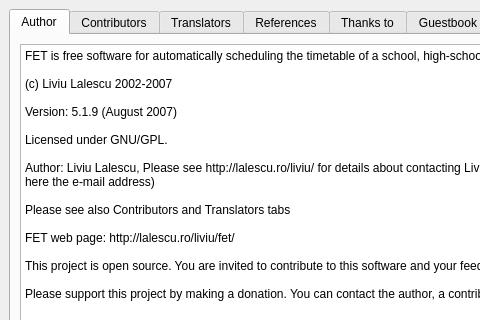
Qt form fet/src/interface/helpaboutform_template.ui (vonmecheln/fet) before a commit; both pictures show x 0 to 480 and y 0 to 320 of the 707 by 409 pixel window.
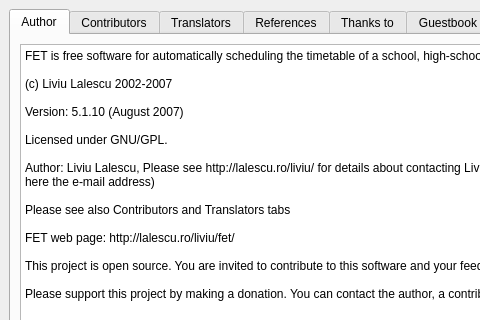
The same form after that commit.

Patch:
```diff
--- a/fet/src/interface/helpaboutform_template.ui
+++ b/fet/src/interface/helpaboutform_template.ui
@@ -69,7 +69,7 @@
 &lt;p style="-qt-paragraph-type:empty; margin-top:0px; margin-bottom:0px; margin-left:0px; margin-right:0px; -qt-block-indent:0; text-indent:0px;">&lt;/p>
 &lt;p style=" margin-top:0px; margin-bottom:0px; margin-left:0px; margin-right:0px; -qt-block-indent:0; text-indent:0px;">(c) Liviu Lalescu 2002-2007&lt;/p>
 &lt;p style="-qt-paragraph-type:empty; margin-top:0px; margin-bottom:0px; margin-left:0px; margin-right:0px; -qt-block-indent:0; text-indent:0px;">&lt;/p>
-&lt;p style=" margin-top:0px; margin-bottom:0px; margin-left:0px; margin-right:0px; -qt-block-indent:0; text-indent:0px;">Version: 5.1.9 (August 2007)&lt;/p>
+&lt;p style=" margin-top:0px; margin-bottom:0px; margin-left:0px; margin-right:0px; -qt-block-indent:0; text-indent:0px;">Version: 5.1.10 (August 2007)&lt;/p>
 &lt;p style="-qt-paragraph-type:empty; margin-top:0px; margin-bottom:0px; margin-left:0px; margin-right:0px; -qt-block-indent:0; text-indent:0px;">&lt;/p>
 &lt;p style=" margin-top:0px; margin-bottom:0px; margin-left:0px; margin-right:0px; -qt-block-indent:0; text-indent:0px;">Licensed under GNU/GPL.&lt;/p>
 &lt;p style="-qt-paragraph-type:empty; margin-top:0px; margin-bottom:0px; margin-left:0px; margin-right:0px; -qt-block-indent:0; text-indent:0px;">&lt;/p>
```
